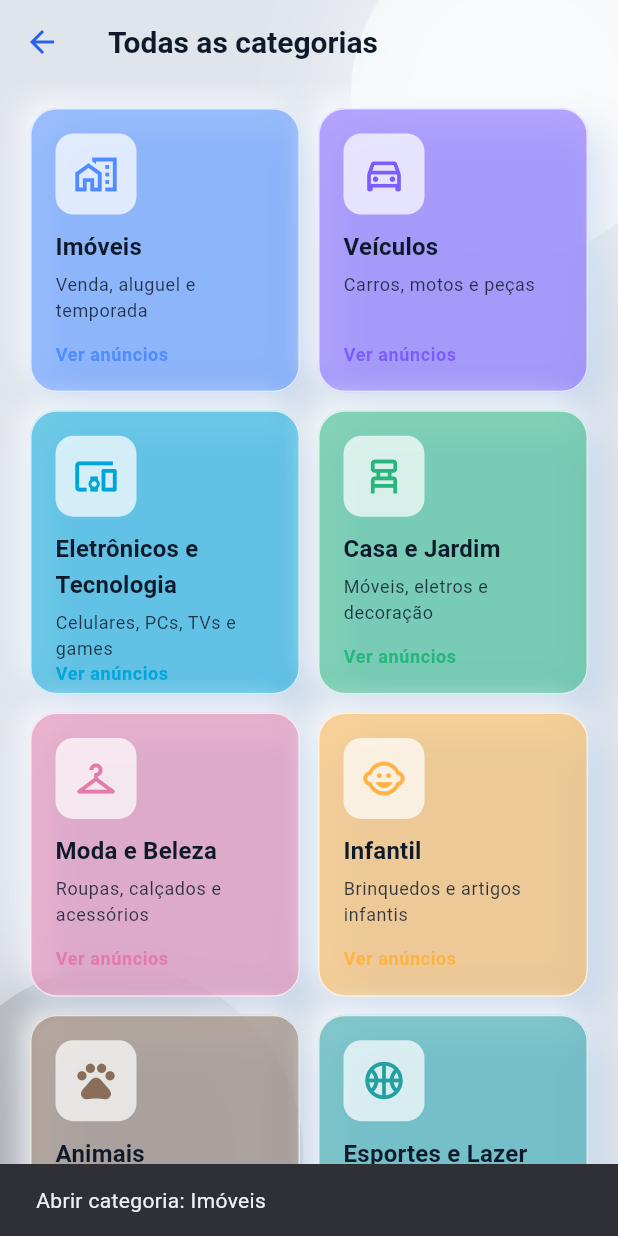
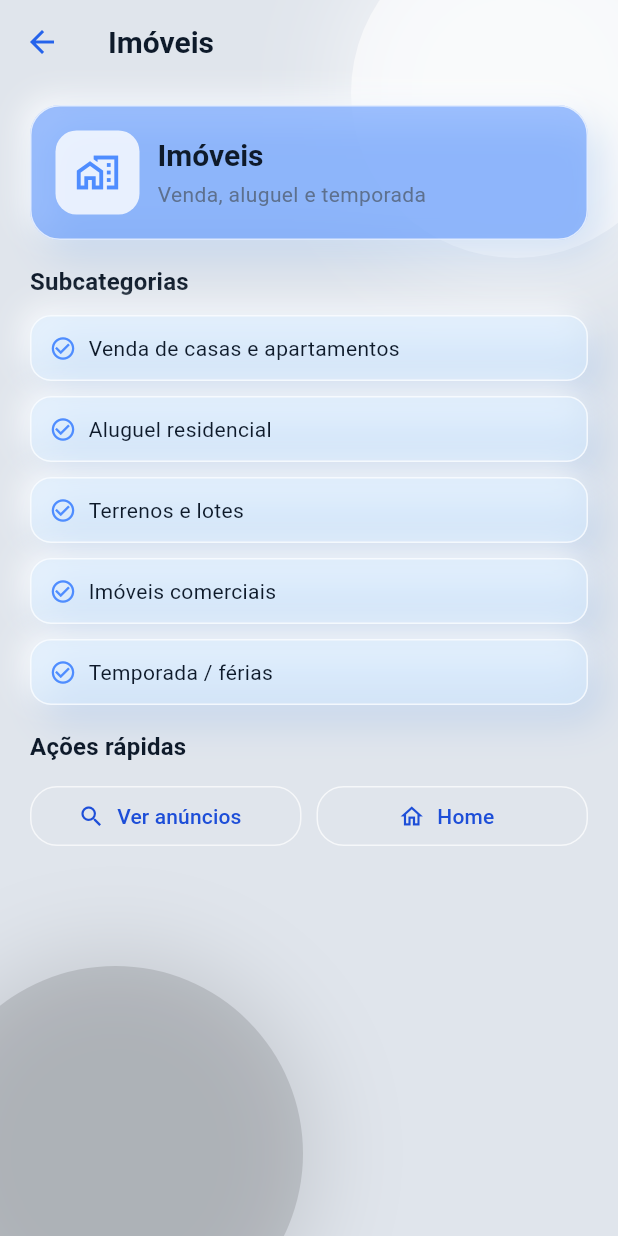
Before and after one commit to Mauricio-HNS/ClinicFlow-AI, a Flutter app: the CategoriesScreen screen opened by its route, after a tap on "Imóveis", on a phone screen of 412 x 824 dp. Run offline on Flutter 3.47's test engine with Material 3 defaults, Android fonts, the phone set to English and light mode, and no system bars; our stand-ins replace image_picker.

Commit message:
feat(categories): add full detail screens and wire category navigation

```diff
--- a/lib/app.dart
+++ b/lib/app.dart
@@ -14,7 +14,9 @@ import 'screens/login_screen.dart';
 import 'screens/register_screen.dart';
 import 'screens/profile_verification_screen.dart';
 import 'screens/categories_screen.dart';
+import 'screens/category_detail_screen.dart';
 import 'screens/filters_screen.dart';
+import 'data/categories.dart';
 
 class GarageSaleApp extends StatelessWidget {
   const GarageSaleApp({super.key});
@@ -148,6 +150,18 @@ class GarageSaleApp extends StatelessWidget {
         '/filters': (_) => const FiltersScreen(),
         '/jobs': (_) => const JobsScreen(),
         '/home': (_) => const AppShell(),
+      },
+      onGenerateRoute: (settings) {
+        if (settings.name == '/category') {
+          final category = settings.arguments;
+          if (category is CategoryItem) {
+            return MaterialPageRoute<void>(
+              builder: (_) => CategoryDetailScreen(category: category),
+              settings: settings,
+            );
+          }
+        }
+        return null;
       },
     );
   }
--- a/lib/data/categories.dart
+++ b/lib/data/categories.dart
@@ -5,39 +5,41 @@ class CategoryItem {
   final String subtitle;
   final IconData icon;
   final Color color;
+  final List<String> subcategories;
 
   const CategoryItem({
     required this.label,
     required this.subtitle,
     required this.icon,
     required this.color,
+    this.subcategories = const [],
   });
 }
 
 const coreCategories = <CategoryItem>[
-  CategoryItem(label: 'Imóveis', subtitle: 'Venda e aluguel', icon: Icons.home_work_outlined, color: Color(0xFF4F8DFF)),
-  CategoryItem(label: 'Veículos', subtitle: 'Carros e motos', icon: Icons.directions_car_filled_outlined, color: Color(0xFF7C5CFF)),
-  CategoryItem(label: 'Eletrônicos', subtitle: 'Tech e games', icon: Icons.devices_outlined, color: Color(0xFF00A5D8)),
-  CategoryItem(label: 'Casa e Jardim', subtitle: 'Móveis e decor', icon: Icons.weekend_outlined, color: Color(0xFF28B67E)),
-  CategoryItem(label: 'Moda e Beleza', subtitle: 'Roupas e estilo', icon: Icons.checkroom_outlined, color: Color(0xFFE47AA7)),
-  CategoryItem(label: 'Serviços', subtitle: 'Fretes e reformas', icon: Icons.handyman_outlined, color: Color(0xFFFF9E57)),
-  CategoryItem(label: 'Empregos', subtitle: 'Vagas e freela', icon: Icons.work_outline, color: Color(0xFF4D6BFF)),
-  CategoryItem(label: 'Locação', subtitle: 'Alugue por dia', icon: Icons.key_outlined, color: Color(0xFF17A2A4)),
+  CategoryItem(label: 'Imóveis', subtitle: 'Venda e aluguel', icon: Icons.home_work_outlined, color: Color(0xFF4F8DFF), subcategories: ['Venda de casas e apartamentos', 'Aluguel residencial', 'Terrenos e lotes', 'Imóveis comerciais', 'Temporada / férias']),
+  CategoryItem(label: 'Veículos', subtitle: 'Carros e motos', icon: Icons.directions_car_filled_outlined, color: Color(0xFF7C5CFF), subcategories: ['Carros', 'Motos', 'Caminhões', 'Náutica (barcos, jetski)', 'Peças e acessórios']),
+  CategoryItem(label: 'Eletrônicos e Tecnologia', subtitle: 'Tech e games', icon: Icons.devices_outlined, color: Color(0xFF00A5D8), subcategories: ['Celulares e tablets', 'Computadores e notebooks', 'TVs e áudio', 'Games e consoles', 'Câmeras']),
+  CategoryItem(label: 'Casa e Jardim', subtitle: 'Móveis e decor', icon: Icons.weekend_outlined, color: Color(0xFF28B67E), subcategories: ['Móveis', 'Eletrodomésticos', 'Decoração', 'Ferramentas', 'Jardim e bricolagem']),
+  CategoryItem(label: 'Moda e Beleza', subtitle: 'Roupas e estilo', icon: Icons.checkroom_outlined, color: Color(0xFFE47AA7), subcategories: ['Roupas masculinas/femininas/infantis', 'Calçados', 'Bolsas e acessórios', 'Joias e relógios', 'Beleza e cuidados pessoais']),
+  CategoryItem(label: 'Serviços', subtitle: 'Fretes e reformas', icon: Icons.handyman_outlined, color: Color(0xFFFF9E57), subcategories: ['Reformas e construção', 'Mudanças e fretes', 'Informática', 'Aulas particulares', 'Eventos']),
+  CategoryItem(label: 'Empregos', subtitle: 'Vagas e freela', icon: Icons.work_outline, color: Color(0xFF4D6BFF), subcategories: ['Vagas', 'Freelancers', 'Estágios', 'Serviços profissionais']),
+  CategoryItem(label: 'Locação', subtitle: 'Alugue por dia', icon: Icons.key_outlined, color: Color(0xFF17A2A4), subcategories: ['Aluguel residencial', 'Temporada / férias', 'Ferramentas', 'Instrumentos musicais']),
 ];
 
 const allCategories = <CategoryItem>[
-  CategoryItem(label: 'Imóveis', subtitle: 'Venda, aluguel e temporada', icon: Icons.home_work_outlined, color: Color(0xFF4F8DFF)),
-  CategoryItem(label: 'Veículos', subtitle: 'Carros, motos e peças', icon: Icons.directions_car_filled_outlined, color: Color(0xFF7C5CFF)),
-  CategoryItem(label: 'Eletrônicos e Tecnologia', subtitle: 'Celulares, PCs, TVs e games', icon: Icons.devices_other_outlined, color: Color(0xFF00A5D8)),
-  CategoryItem(label: 'Casa e Jardim', subtitle: 'Móveis, eletros e decoração', icon: Icons.chair_alt_outlined, color: Color(0xFF28B67E)),
-  CategoryItem(label: 'Moda e Beleza', subtitle: 'Roupas, calçados e acessórios', icon: Icons.checkroom_outlined, color: Color(0xFFE47AA7)),
-  CategoryItem(label: 'Infantil', subtitle: 'Brinquedos e artigos infantis', icon: Icons.child_care_outlined, color: Color(0xFFFFB347)),
-  CategoryItem(label: 'Animais', subtitle: 'Pets, rações e acessórios', icon: Icons.pets_outlined, color: Color(0xFF8A6E5A)),
-  CategoryItem(label: 'Esportes e Lazer', subtitle: 'Bike, academia e hobbies', icon: Icons.sports_basketball_outlined, color: Color(0xFF23A0A2)),
-  CategoryItem(label: 'Serviços', subtitle: 'Reformas, fretes e aulas', icon: Icons.handyman_outlined, color: Color(0xFFFF9E57)),
-  CategoryItem(label: 'Empregos', subtitle: 'Vagas, freelancers e estágios', icon: Icons.work_outline, color: Color(0xFF4D6BFF)),
-  CategoryItem(label: 'Indústria e Negócios', subtitle: 'Máquinas e equipamentos', icon: Icons.factory_outlined, color: Color(0xFF7384A8)),
-  CategoryItem(label: 'Outros', subtitle: 'Ingressos, trocas e doações', icon: Icons.category_outlined, color: Color(0xFF5F6B7A)),
-  CategoryItem(label: 'Freelancers', subtitle: 'Serviços sob demanda', icon: Icons.design_services_outlined, color: Color(0xFF8F63E8)),
-  CategoryItem(label: 'Locação', subtitle: 'Renting de itens e espaços', icon: Icons.key_outlined, color: Color(0xFF17A2A4)),
+  CategoryItem(label: 'Imóveis', subtitle: 'Venda, aluguel e temporada', icon: Icons.home_work_outlined, color: Color(0xFF4F8DFF), subcategories: ['Venda de casas e apartamentos', 'Aluguel residencial', 'Terrenos e lotes', 'Imóveis comerciais', 'Temporada / férias']),
+  CategoryItem(label: 'Veículos', subtitle: 'Carros, motos e peças', icon: Icons.directions_car_filled_outlined, color: Color(0xFF7C5CFF), subcategories: ['Carros', 'Motos', 'Caminhões', 'Náutica (barcos, jetski)', 'Peças e acessórios']),
+  CategoryItem(label: 'Eletrônicos e Tecnologia', subtitle: 'Celulares, PCs, TVs e games', icon: Icons.devices_other_outlined, color: Color(0xFF00A5D8), subcategories: ['Celulares e tablets', 'Computadores e notebooks', 'TVs e áudio', 'Games e consoles', 'Câmeras']),
+  CategoryItem(label: 'Casa e Jardim', subtitle: 'Móveis, eletros e decoração', icon: Icons.chair_alt_outlined, color: Color(0xFF28B67E), subcategories: ['Móveis', 'Eletrodomésticos', 'Decoração', 'Ferramentas', 'Jardim e bricolagem']),
+  CategoryItem(label: 'Moda e Beleza', subtitle: 'Roupas, calçados e acessórios', icon: Icons.checkroom_outlined, color: Color(0xFFE47AA7), subcategories: ['Roupas masculinas/femininas/infantis', 'Calçados', 'Bolsas e acessórios', 'Joias e relógios', 'Beleza e cuidados pessoais']),
+  CategoryItem(label: 'Infantil', subtitle: 'Brinquedos e artigos infantis', icon: Icons.child_care_outlined, color: Color(0xFFFFB347), subcategories: ['Brinquedos', 'Carrinhos de bebê', 'Roupas infantis', 'Móveis infantis', 'Artigos escolares']),
+  CategoryItem(label: 'Animais', subtitle: 'Pets, rações e acessórios', icon: Icons.pets_outlined, color: Color(0xFF8A6E5A), subcategories: ['Adoção / venda de pets', 'Acessórios', 'Rações', 'Serviços veterinários']),
+  CategoryItem(label: 'Esportes e Lazer', subtitle: 'Bike, academia e hobbies', icon: Icons.sports_basketball_outlined, color: Color(0xFF23A0A2), subcategories: ['Bicicletas', 'Equipamentos de academia', 'Camping', 'Instrumentos musicais', 'Hobbies']),
+  CategoryItem(label: 'Serviços', subtitle: 'Reformas, fretes e aulas', icon: Icons.handyman_outlined, color: Color(0xFFFF9E57), subcategories: ['Reformas e construção', 'Mudanças e fretes', 'Informática', 'Aulas particulares', 'Eventos']),
+  CategoryItem(label: 'Empregos', subtitle: 'Vagas, freelancers e estágios', icon: Icons.work_outline, color: Color(0xFF4D6BFF), subcategories: ['Vagas', 'Freelancers', 'Estágios', 'Serviços profissionais']),
+  CategoryItem(label: 'Indústria e Negócios', subtitle: 'Máquinas e equipamentos', icon: Icons.factory_outlined, color: Color(0xFF7384A8), subcategories: ['Máquinas industriais', 'Equipamentos comerciais', 'Materiais de construção', 'Estoques e lotes']),
+  CategoryItem(label: 'Outros', subtitle: 'Ingressos, trocas e doações', icon: Icons.category_outlined, color: Color(0xFF5F6B7A), subcategories: ['Ingressos', 'Colecionáveis', 'Antiguidades', 'Doações', 'Trocas']),
+  CategoryItem(label: 'Freelancers', subtitle: 'Serviços sob demanda', icon: Icons.design_services_outlined, color: Color(0xFF8F63E8), subcategories: ['Design', 'Programação', 'Marketing', 'Atendimento remoto']),
+  CategoryItem(label: 'Locação', subtitle: 'Renting de itens e espaços', icon: Icons.key_outlined, color: Color(0xFF17A2A4), subcategories: ['Imóveis por temporada', 'Ferramentas', 'Equipamentos para eventos', 'Veículos por diária']),
 ];
--- a/lib/screens/categories_screen.dart
+++ b/lib/screens/categories_screen.dart
@@ -24,11 +24,7 @@ class CategoriesScreen extends StatelessWidget {
         itemBuilder: (context, index) {
           final item = allCategories[index];
           return GestureDetector(
-            onTap: () {
-              ScaffoldMessenger.of(context).showSnackBar(
-                SnackBar(content: Text('Abrir categoria: ${item.label}')),
-              );
-            },
+            onTap: () => Navigator.pushNamed(context, '/category', arguments: item),
             child: GlassContainer(
               padding: const EdgeInsets.all(16),
               borderRadius: BorderRadius.circular(18),
--- /dev/null
+++ b/lib/screens/category_detail_screen.dart
@@ -0,0 +1,96 @@
+import 'package:flutter/material.dart';
+import '../data/categories.dart';
+import '../theme/app_colors.dart';
+import '../widgets/glass.dart';
+
+class CategoryDetailScreen extends StatelessWidget {
+  final CategoryItem category;
+
+  const CategoryDetailScreen({super.key, required this.category});
+
+  @override
+  Widget build(BuildContext context) {
+    return Scaffold(
+      appBar: AppBar(
+        title: Text(category.label),
+      ),
+      body: ListView(
+        padding: const EdgeInsets.fromLTRB(20, 14, 20, 24),
+        children: [
+          GlassContainer(
+            padding: const EdgeInsets.all(16),
+            borderRadius: BorderRadius.circular(20),
+            tint: category.color.withValues(alpha: 0.22),
+            child: Row(
+              children: [
+                Container(
+                  width: 56,
+                  height: 56,
+                  decoration: BoxDecoration(
+                    color: Colors.white.withValues(alpha: 0.8),
+                    borderRadius: BorderRadius.circular(14),
+                  ),
+                  child: Icon(category.icon, color: category.color, size: 30),
+                ),
+                const SizedBox(width: 12),
+                Expanded(
+                  child: Column(
+                    crossAxisAlignment: CrossAxisAlignment.start,
+                    children: [
+                      Text(category.label, style: Theme.of(context).textTheme.titleLarge),
+                      const SizedBox(height: 4),
+                      Text(category.subtitle, style: Theme.of(context).textTheme.bodyMedium),
+                    ],
+                  ),
+                ),
+              ],
+            ),
+          ),
+          const SizedBox(height: 16),
+          Text('Subcategorias', style: Theme.of(context).textTheme.titleMedium),
+          const SizedBox(height: 10),
+          ...category.subcategories.map(
+            (item) => Padding(
+              padding: const EdgeInsets.only(bottom: 10),
+              child: GlassContainer(
+                padding: const EdgeInsets.symmetric(horizontal: 12, vertical: 11),
+                borderRadius: BorderRadius.circular(14),
+                child: Row(
+                  children: [
+                    Icon(Icons.check_circle_outline, size: 18, color: category.color),
+                    const SizedBox(width: 8),
+                    Expanded(
+                      child: Text(item, style: Theme.of(context).textTheme.bodyMedium?.copyWith(color: AppColors.textPrimary)),
+                    ),
+                  ],
+                ),
+              ),
+            ),
+          ),
+          const SizedBox(height: 6),
+          Text('Ações rápidas', style: Theme.of(context).textTheme.titleMedium),
+          const SizedBox(height: 10),
+          Row(
+            children: [
+              Expanded(
+                child: FilledButton.icon(
+                  onPressed: () {},
+                  icon: const Icon(Icons.search),
+                  label: const Text('Ver anúncios'),
+                ),
+              ),
+              const SizedBox(width: 10),
+              Expanded(
+                child: OutlinedButton.icon(
+                  onPressed: () => Navigator.pushNamed(context, '/home'),
+                  icon: const Icon(Icons.home_outlined),
+                  label: const Text('Home'),
+                ),
+              ),
+            ],
+          ),
+        ],
+      ),
+    );
+  }
+}
```
Also changed, not shown: lib/screens/map_screen.dart (+7 -17 lines).
